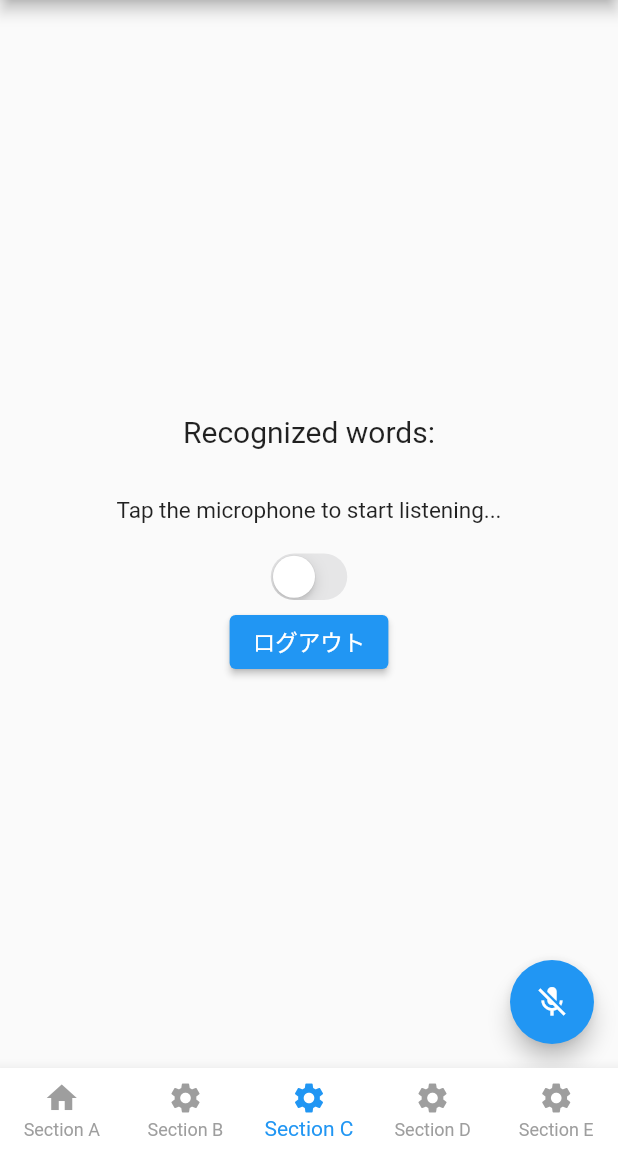
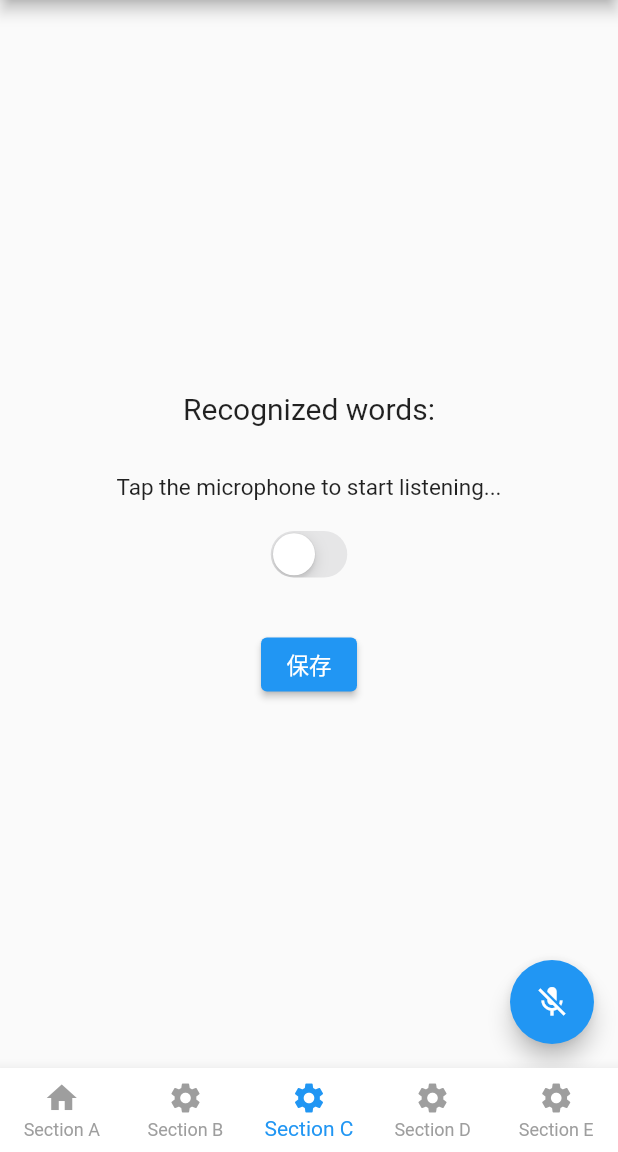
Before and after one commit to hiroyuki29/spimo, a Flutter app: the RecordHomeScreen screen opened by its route, on a phone screen of 412 x 824 dp, the part 84-1236 px from its top. Run offline on Flutter 3.47's test engine with Material 2 defaults, Android fonts, the phone set to English and light mode, and no system bars; our stand-ins replace cloud_firestore, email_validator, firebase_auth, firebase_core, flutter_hooks, flutter_riverpod and 6 more; accounts and stored records are empty.

Commit message:
[update] 一部アップバーの仮置き

```diff
--- a/lib/features/account/presentation/screens/sign_up_screen.dart
+++ b/lib/features/account/presentation/screens/sign_up_screen.dart
@@ -33,7 +33,7 @@ class SignUpScreen extends HookConsumerWidget {
     }
 
     return Scaffold(
-      appBar: CommonAppBar(context),
+      appBar: CommonAppBar(context: context, title: '新規登録'),
       body: SafeArea(
           child: Form(
         key: formKey,
--- a/lib/features/books/presentation/screens/books_home_screen.dart
+++ b/lib/features/books/presentation/screens/books_home_screen.dart
@@ -1,6 +1,7 @@
 import 'package:flutter/material.dart';
 import 'package:go_router/go_router.dart';
 import 'package:hooks_riverpod/hooks_riverpod.dart';
+import 'package:spimo/common_widget/app_bar/common_app_bar.dart';
 import 'package:spimo/common_widget/async_value/async_value_widget.dart';
 import 'package:spimo/features/books/presentation/controller/books_controller.dart';
 import 'package:spimo/features/books/presentation/controller/current_book_controller.dart';
@@ -27,6 +28,7 @@ class _BooksHomeScreenState extends ConsumerState<BooksHomeScreen> {
         },
         child: const Icon(Icons.add),
       ),
+      appBar: CommonAppBar(context: context, title: 'books'),
       body: SafeArea(
         child: AsyncValueWidget(
           value: books,
--- a/lib/features/books/presentation/screens/search_books_screen.dart
+++ b/lib/features/books/presentation/screens/search_books_screen.dart
@@ -24,7 +24,7 @@ class SearchBooksScreen extends HookConsumerWidget {
     }
 
     return Scaffold(
-      appBar: CommonAppBar(context),
+      appBar: CommonAppBar(context: context, title: 'search books'),
       body: SafeArea(
         child: Column(
           children: [
--- a/lib/features/record/presentation/record_home_screen.dart
+++ b/lib/features/record/presentation/record_home_screen.dart
@@ -114,6 +114,7 @@ class RecordHomeScreenState extends ConsumerState<RecordHomeScreen> {
                       );
                     },
                   ),
+                  const SizedBox(height: 30),
                   ElevatedButton(
                     onPressed: () async {
                       final memo = Memo(
@@ -123,7 +124,7 @@ class RecordHomeScreenState extends ConsumerState<RecordHomeScreen> {
                           createdAt: DateTime.now());
                       ref.read(memoStorageProvider).addMemo(memo);
                     },
-                    child: const Text('ログアウト'),
+                    child: const Text('保存'),
                   ),
                 ],
               ),
```
Also changed, not shown: lib/common_widget/app_bar/common_app_bar.dart (+5 -2 lines), lib/features/memos/presentation/screens/memos_home_screen.dart (+6 -2 lines).
